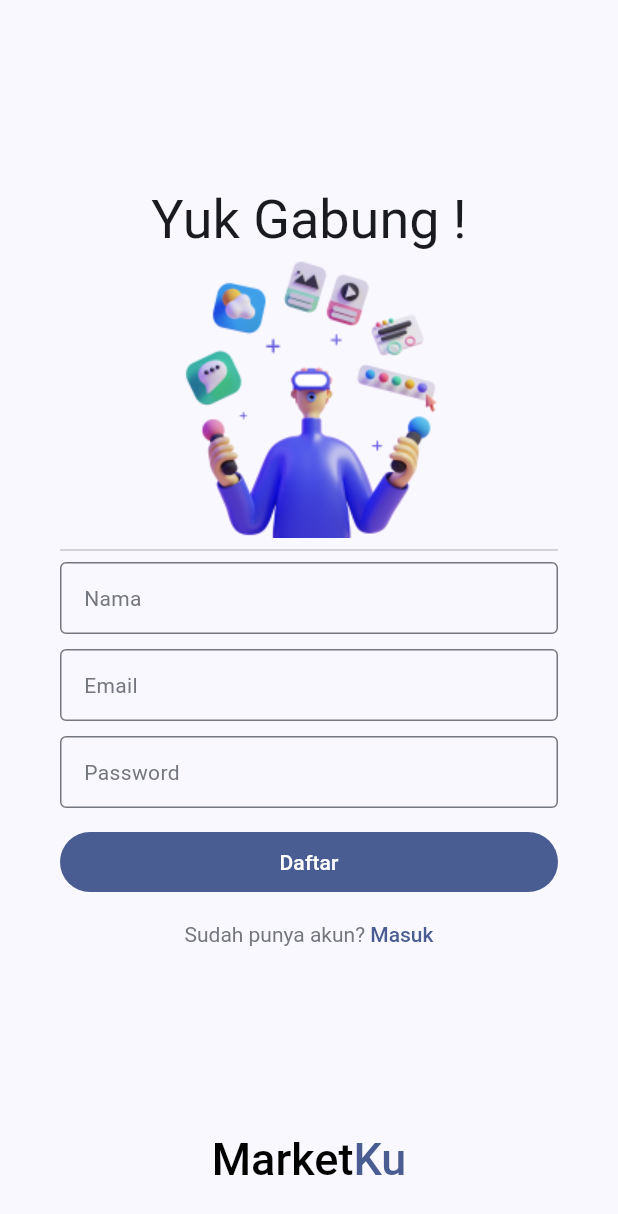
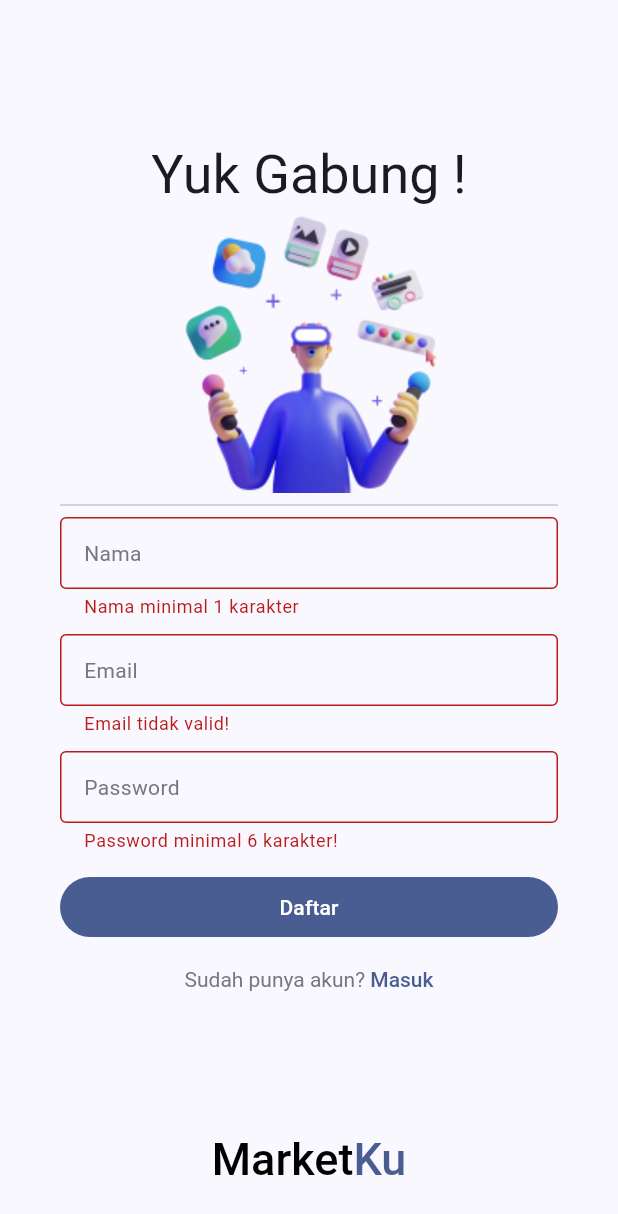
Before and after one commit to mdaffailhami/marketku, a Flutter app: the screen it shows after launch, after a tap on "Daftar", on a phone screen of 412 x 824 dp. Shown: the top 1214 px of the screen. Run offline on Flutter 3.47's test engine with Material 2 defaults, Android fonts, the phone set to English and light mode, and no system bars; our stand-ins replace cloud_firestore, firebase_auth, firebase_core, validators; accounts and stored records are empty.

Commit message:
Kelar fitur Sign Up

```diff
--- a/lib/pages/sign_up/sign_up.dart
+++ b/lib/pages/sign_up/sign_up.dart
@@ -1,10 +1,11 @@
 import 'package:flutter/gestures.dart';
 import 'package:flutter/material.dart';
-import 'package:flutter_svg/flutter_svg.dart';
-import 'package:firebase_auth/firebase_auth.dart';
-import 'package:cloud_firestore/cloud_firestore.dart';
+import 'package:marketku/models/akun.dart';
+import 'package:marketku/models/respon.dart';
+import 'package:marketku/pages/sign_in/sign_in.dart';
 import 'package:marketku/widgets/marketku_logotype.dart';
 import 'package:marketku/widgets/text_form_field.dart';
+import 'package:validators/validators.dart';
 
 class MySignUpPage extends StatefulWidget {
   const MySignUpPage({super.key});
@@ -14,9 +15,56 @@ class MySignUpPage extends StatefulWidget {
 }
 
 class _MySignUpPageState extends State<MySignUpPage> {
+  final formKey = GlobalKey<FormState>();
+  var isEmailAlreadyInUse = false;
+  var isLoading = false;
+
   var nama = '';
-  var email = '';
-  var password = '';
+  var alamatEmail = '';
+  var kataSandi = '';
+
+  void daftarkanAkun() async {
+    setState(() => isLoading = true);
+
+    final isValidForm = formKey.currentState!.validate();
+    if (isValidForm) {
+      final akun = Akun(
+        nama: nama,
+        alamatEmail: alamatEmail,
+        kataSandi: kataSandi,
+      );
+
+      final Respon addAkun = await Akun.add(akun);
+
+      if (addAkun.sukses) {
+        ScaffoldMessenger.of(context).showSnackBar(
+          const SnackBar(
+            content: Text(
+              'Akun berhasil didaftarkan!',
+              style: TextStyle(color: Colors.green),
+            ),
+          ),
+        );
+
+        gantiKeHalamanSignIn();
+      } else {
+        if (addAkun.pesan == 'email-already-in-use') {
+          isEmailAlreadyInUse = true;
+          formKey.currentState!.validate();
+        }
+      }
+    }
+
+    setState(() => isLoading = false);
+  }
+
+  void gantiKeHalamanSignIn() {
+    Navigator.of(context).pushReplacement(
+      MaterialPageRoute(
+        builder: (context) => const MySignInPage(),
+      ),
+    );
+  }
 
   @override
   Widget build(BuildContext context) {
@@ -39,38 +87,72 @@ class _MySignUpPageState extends State<MySignUpPage> {
                       ),
                       SizedBox(
                         width: MediaQuery.of(context).size.width - 80,
+                        child: Form(
+                          key: formKey,
                           child: Column(
                             children: [
-                            Divider(),
+                              const Divider(),
                               MyTextFormField(
                                 labelText: 'Nama',
                                 hintText: 'Masukkan nama anda',
+                                validator: (value) {
+                                  if (value!.isEmpty) {
+                                    return 'Nama minimal 1 karakter';
+                                  } else if (value.length > 30) {
+                                    return 'Nama tidak boleh lebih dari 30 karakter!';
+                                  } else {
+                                    return null;
+                                  }
+                                },
                                 onChanged: (String value) => nama = value,
                               ),
-                            SizedBox(height: 10),
+                              const SizedBox(height: 10),
                               MyTextFormField(
                                 labelText: 'Email',
                                 hintText: 'Masukkan alamat email anda',
-                              onChanged: (String value) => email = value,
+                                validator: (value) {
+                                  if (!isEmail(value ?? '')) {
+                                    return 'Email tidak valid!';
+                                  } else if (isEmailAlreadyInUse) {
+                                    isEmailAlreadyInUse =
+                                        false; // dibalikin lagi
+                                    return 'Email sudah terdaftar!';
+                                  } else {
+                                    return null;
+                                  }
+                                },
+                                onChanged: (String value) =>
+                                    alamatEmail = value,
                               ),
-                            SizedBox(height: 10),
+                              const SizedBox(height: 10),
                               MyTextFormField(
                                 labelText: 'Password',
                                 hintText: 'Masukkan password yang kuat!',
                                 obscureText: true,
-                              onChanged: (String value) => password = value,
+                                validator: (value) => value!.length < 6
+                                    ? 'Password minimal 6 karakter!'
+                                    : null,
+                                onChanged: (String value) => kataSandi = value,
                               ),
-                            SizedBox(height: 12),
+                              isLoading
+                                  ? const Padding(
+                                      padding:
+                                          EdgeInsets.only(bottom: 6, top: 12),
+                                      child: LinearProgressIndicator(),
+                                    )
+                                  : const SizedBox(height: 12),
                               TextButton(
-                              onPressed: () {},
+                                onPressed: () => daftarkanAkun(),
                                 style: TextButton.styleFrom(
-                                backgroundColor: Theme.of(context).brightness ==
+                                  backgroundColor: Theme.of(context)
+                                              .brightness ==
                                           Brightness.dark
                                       ? Theme.of(context)
                                           .colorScheme
                                           .primaryContainer
                                       : Theme.of(context).colorScheme.primary,
-                                foregroundColor: Theme.of(context).brightness ==
+                                  foregroundColor: Theme.of(context)
+                                              .brightness ==
                                           Brightness.dark
                                       ? Theme.of(context)
                                           .colorScheme
@@ -79,7 +161,7 @@ class _MySignUpPageState extends State<MySignUpPage> {
                                   fixedSize: Size.fromWidth(
                                       MediaQuery.of(context).size.width),
                                 ),
-                              child: Text('Daftar'),
+                                child: const Text('Daftar'),
                               ),
                               // SizedBox(height: 2),
                               // Row(
@@ -137,28 +219,31 @@ class _MySignUpPageState extends State<MySignUpPage> {
                               //     ],
                               //   ),
                               // ),
-                            SizedBox(height: 16),
+                              const SizedBox(height: 16),
                               RichText(
                                 text: TextSpan(
                                   style: TextStyle(
-                                    color:
-                                        Theme.of(context).colorScheme.outline),
+                                      color: Theme.of(context)
+                                          .colorScheme
+                                          .outline),
                                   children: [
-                                  TextSpan(text: 'Sudah punya akun? '),
+                                    const TextSpan(text: 'Sudah punya akun? '),
                                     TextSpan(
                                       text: 'Masuk',
                                       style: TextStyle(
-                                      color:
-                                          Theme.of(context).colorScheme.primary,
+                                        color: Theme.of(context)
+                                            .colorScheme
+                                            .primary,
                                         fontWeight: FontWeight.w500,
                                       ),
                                       recognizer: TapGestureRecognizer()
-                                      ..onTap = () => print('MASUK'),
+                                        ..onTap = () => gantiKeHalamanSignIn(),
                                     ),
                                   ],
                                 ),
                               ),
                             ],
+                          ),
                         ),
                       ),
                     ],
```
Lines whose indentation alone changed are shown as unchanged.
